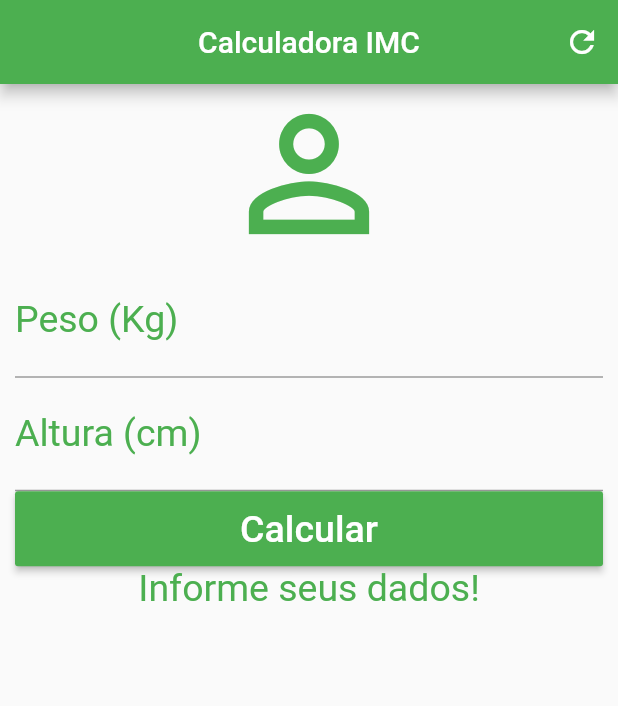
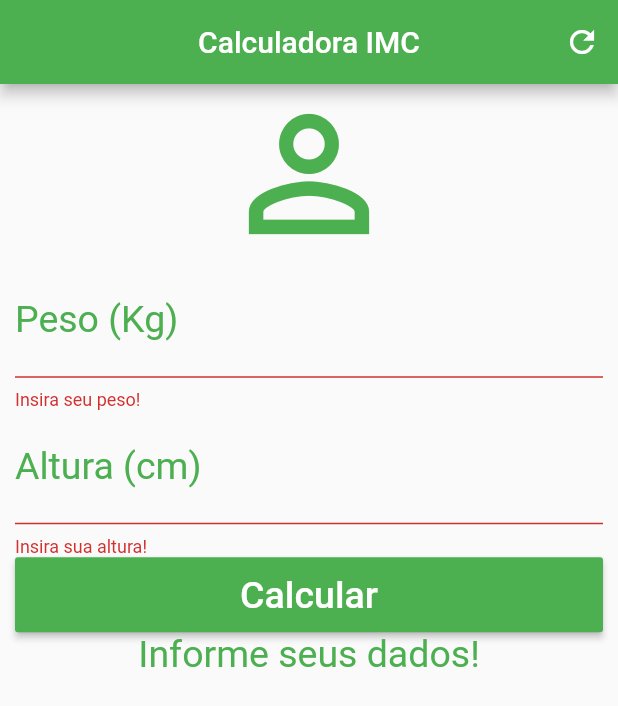
Before and after one commit to keythroy/flutter_imc, a Flutter app: the screen it shows after launch, after a tap on "Calcular", on a phone screen of 412 x 824 dp. Shown: the top 706 px of the screen. Run offline on Flutter 3.47's test engine with Material 2 defaults, Android fonts, the phone set to English and light mode, and no system bars.

```diff
--- a/lib/main.dart
+++ b/lib/main.dart
@@ -30,12 +30,16 @@ class _MyHomePageState extends State<MyHomePage> {
   TextEditingController pesoController = TextEditingController();
   TextEditingController alturaController = TextEditingController();
 
+  GlobalKey<FormState> _fomrKey = GlobalKey<FormState>();
+
   String _infoText = "Informe seus dados!";
 
   void _resetFields(){
     pesoController.text = "";
     alturaController.text = "";
-    _infoText = "Informe seus dados!";
+    setState(() {
+      _infoText = "Informe seus dados!";
+    });
   }
 
   void _calculate(){
@@ -77,11 +81,13 @@ class _MyHomePageState extends State<MyHomePage> {
       ),
       body: SingleChildScrollView(
         padding: EdgeInsets.fromLTRB(10.0, 0.0, 10.0, 0.0),
-        child: Column(
+        child: Form(
+          key: _fomrKey,
+          child: Column(
           crossAxisAlignment: CrossAxisAlignment.stretch,
           children: <Widget>[
             Icon(Icons.person_outline, size: 120, color: Colors.green),
-            TextField(
+            TextFormField(
               keyboardType: TextInputType.number,
               decoration: InputDecoration(
                 labelText: "Peso (Kg)",
@@ -90,8 +96,13 @@ class _MyHomePageState extends State<MyHomePage> {
               textAlign: TextAlign.center,
               style: TextStyle(color: Colors.green, fontSize: 25.0),
               controller: pesoController,
+              validator: (val) {
+                if(val.isEmpty){
+                  return "Insira seu peso!";
+                }
+              },
             ),
-            TextField(
+            TextFormField(
               keyboardType: TextInputType.number,
               decoration: InputDecoration(
                 labelText: "Altura (cm)",
@@ -100,11 +111,20 @@ class _MyHomePageState extends State<MyHomePage> {
               textAlign: TextAlign.center,
               style: TextStyle(color: Colors.green, fontSize: 25.0),
               controller: alturaController,
+              validator: (val){
+                if(val.isEmpty){
+                  return "Insira sua altura!";
+                }
+              },
             ),
             Container(
               height: 50.0,
               child: RaisedButton(
-                onPressed: _calculate,
+                onPressed: (){
+                  if(_fomrKey.currentState.validate()){
+                    _calculate();
+                  }
+                },
                 child: Text(
                   "Calcular",
                   style: TextStyle(color: Colors.white, fontSize: 25.0),
@@ -119,6 +139,7 @@ class _MyHomePageState extends State<MyHomePage> {
             ),
           ],
         ),
+        ),
       ), // This trailing comma makes auto-formatting nicer for build methods.
     );
   }
```
